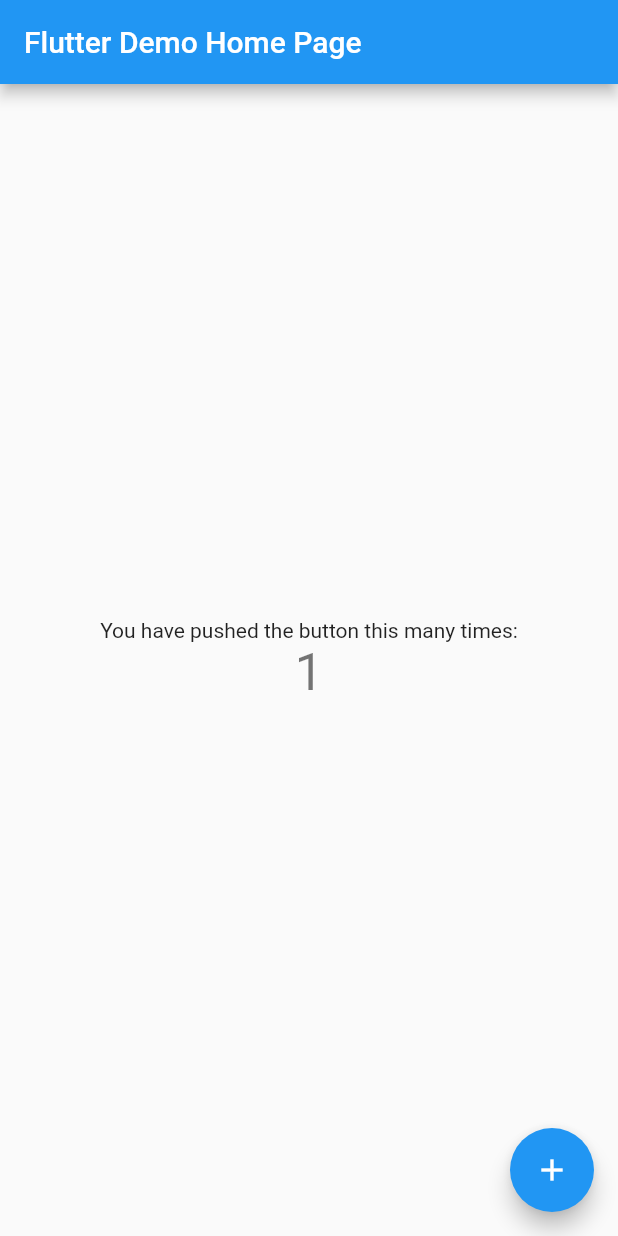
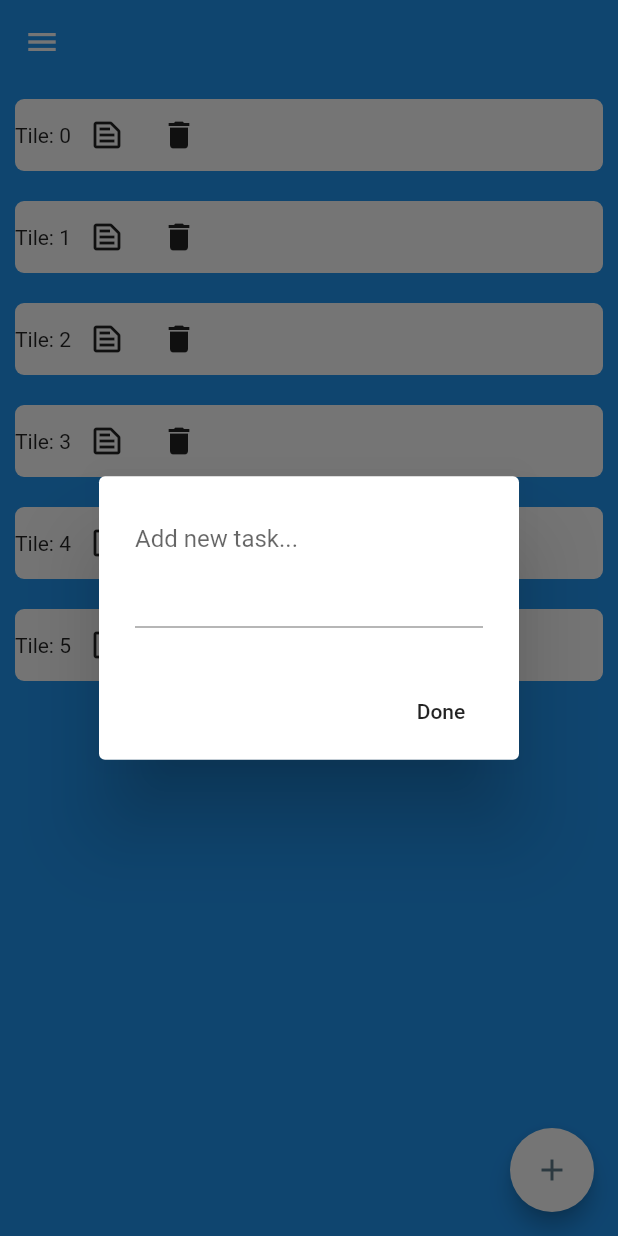
Before and after one commit to Zirenow/TileToDo, a Flutter app: the screen it shows after launch, after a tap on the "add" icon, on a phone screen of 412 x 824 dp. Run offline on Flutter 3.47's test engine with Material 2 defaults, Android fonts, the phone set to English and light mode, and no system bars.

Commit message:
initial commit

```diff
--- /dev/null
+++ b/lib/How to start this crap.txt
@@ -0,0 +1,7 @@
+
+How to start emulator:
+1. Choose mobile emulator in the first tab
+2. Wait until it shows in the first tab
+3. Click the green arrow
+4. Wait for Gradle
+5. Click the emulator power button
--- a/lib/app_drawer.dart
+++ b/lib/app_drawer.dart
@@ -0,0 +1,41 @@
+import 'package:flutter/material.dart';
+
+class AppDrawer extends StatelessWidget {
+  var mainColor=Colors.white;
+
+  @override
+  Widget build(BuildContext context) {
+    return Drawer(
+        child: Container(
+          color: Colors.blue,
+          child: Column(
+            children:
+            [
+              DrawerHeader(child:Center(
+                child: Text("TileToDo",style: TextStyle(
+                  fontSize: 50,
+                  color: mainColor
+                ),),
+              )),
+
+              ListTile(leading: Icon(Icons.text_snippet),
+                  title: Text("About the app"),
+                  textColor: mainColor,iconColor: mainColor,
+                  onTap:()=>Navigator.pushNamed(context, "/about")),
+
+              ListTile(leading: Icon(Icons.question_mark),
+                  title: Text("How to use"),
+                  textColor: mainColor,
+                  iconColor: mainColor,
+                  onTap: ()=>Navigator.pushNamed(context, "/how"),
+              ),
+
+              ListTile(leading: Icon(Icons.edit),
+                  title: Text("Settings"),
+                  textColor: mainColor,
+                  iconColor: mainColor)
+            ],
+      ),
+    ));
+  }
+}
--- a/lib/main.dart
+++ b/lib/main.dart
@@ -1,115 +1,79 @@
+import 'package:flutter/cupertino.dart';
 import 'package:flutter/material.dart';
 
+import 'task_tile.dart';
+import 'app_drawer.dart';
+
+import 'routes/about_route.dart';
+import 'routes/ht_use.dart';
+
 void main() {
-  runApp(const MyApp());
+  runApp(TileToDo());
 }
 
-class MyApp extends StatelessWidget {
-  const MyApp({Key? key}) : super(key: key);
-
-  // This widget is the root of your application.
+class TileToDo extends StatelessWidget {
   @override
   Widget build(BuildContext context) {
     return MaterialApp(
-      title: 'Flutter Demo',
-      theme: ThemeData(
-        // This is the theme of your application.
-        //
-        // Try running your application with "flutter run". You'll see the
-        // application has a blue toolbar. Then, without quitting the app, try
-        // changing the primarySwatch below to Colors.green and then invoke
-        // "hot reload" (press "r" in the console where you ran "flutter run",
-        // or simply save your changes to "hot reload" in a Flutter IDE).
-        // Notice that the counter didn't reset back to zero; the application
-        // is not restarted.
-        primarySwatch: Colors.blue,
-      ),
-      home: const MyHomePage(title: 'Flutter Demo Home Page'),
+        title: "TileToDo",
+        home: RootPage(),
+        routes:{
+          "/root":(context)=>RootPage(),
+          "/about":(context)=>AboutRoute(),
+          "/how":(context)=>HowToUseRoute()
+    });
+  }
+}
+
+class RootPage extends StatelessWidget {
+  @override
+  Widget build(BuildContext context) {
+    return Container(
+      decoration: BoxDecoration(
+         color:Colors.blue),
+      child: Scaffold(
+          backgroundColor: Colors.blue,
+          drawer: AppDrawer(),
+          appBar: AppBar(
+            backgroundColor: Colors.transparent,
+            elevation: 0,
+          ),
+          floatingActionButton: FloatingActionButton(
+            backgroundColor: Colors.white,
+            child: Icon(
+              Icons.add,
+              color: Colors.blueGrey,
+            ),
+            onPressed: () => showDialog(context: context, builder: (_) => dialogBox())
+          ),
+          body: Center(
+            child: ListView(
+              children: makeList(),
+            ),
+          )),
     );
   }
 }
-
-class MyHomePage extends StatefulWidget {
-  const MyHomePage({Key? key, required this.title}) : super(key: key);
-
-  // This widget is the home page of your application. It is stateful, meaning
-  // that it has a State object (defined below) that contains fields that affect
-  // how it looks.
-
-  // This class is the configuration for the state. It holds the values (in this
-  // case the title) provided by the parent (in this case the App widget) and
-  // used by the build method of the State. Fields in a Widget subclass are
-  // always marked "final".
-
-  final String title;
-
-  @override
-  State<MyHomePage> createState() => _MyHomePageState();
+Widget dialogBox(){
+  return AlertDialog(
+    content: TextField(
+      maxLines: 3,
+      decoration: InputDecoration(
+        hintText: "Add new task..."
+      ),
+    ),
+    actions: [
+      MaterialButton(
+        onPressed: ()=>{},
+        child: Text("Done"),
+      )
+    ],
+  );
 }
-
-class _MyHomePageState extends State<MyHomePage> {
-  int _counter = 0;
-
-  void _incrementCounter() {
-    setState(() {
-      // This call to setState tells the Flutter framework that something has
-      // changed in this State, which causes it to rerun the build method below
-      // so that the display can reflect the updated values. If we changed
-      // _counter without calling setState(), then the build method would not be
-      // called again, and so nothing would appear to happen.
-      _counter++;
-    });
+List<Widget> makeList(){
+  List<Widget> list = <Widget>[];
+  for (int i =0;i<=5;i++){
+    list.add(new TaskTile("Tile: $i"));
   }
-
-  @override
-  Widget build(BuildContext context) {
-    // This method is rerun every time setState is called, for instance as done
-    // by the _incrementCounter method above.
-    //
-    // The Flutter framework has been optimized to make rerunning build methods
-    // fast, so that you can just rebuild anything that needs updating rather
-    // than having to individually change instances of widgets.
-    return Scaffold(
-      appBar: AppBar(
-        // Here we take the value from the MyHomePage object that was created by
-        // the App.build method, and use it to set our appbar title.
-        title: Text(widget.title),
-      ),
-      body: Center(
-        // Center is a layout widget. It takes a single child and positions it
-        // in the middle of the parent.
-        child: Column(
-          // Column is also a layout widget. It takes a list of children and
-          // arranges them vertically. By default, it sizes itself to fit its
-          // children horizontally, and tries to be as tall as its parent.
-          //
-          // Invoke "debug painting" (press "p" in the console, choose the
-          // "Toggle Debug Paint" action from the Flutter Inspector in Android
-          // Studio, or the "Toggle Debug Paint" command in Visual Studio Code)
-          // to see the wireframe for each widget.
-          //
-          // Column has various properties to control how it sizes itself and
-          // how it positions its children. Here we use mainAxisAlignment to
-          // center the children vertically; the main axis here is the vertical
-          // axis because Columns are vertical (the cross axis would be
-          // horizontal).
-          mainAxisAlignment: MainAxisAlignment.center,
-          children: <Widget>[
-            const Text(
-              'You have pushed the button this many times:',
-            ),
-            Text(
-              '$_counter',
-              style: Theme.of(context).textTheme.headline4,
-            ),
-          ],
-        ),
-      ),
-      floatingActionButton: FloatingActionButton(
-        onPressed: _incrementCounter,
-        tooltip: 'Increment',
-        child: const Icon(Icons.add),
-      ), // This trailing comma makes auto-formatting nicer for build methods.
-    );
-  }
+  return list;
 }
--- a/lib/routes/about_route.dart
+++ b/lib/routes/about_route.dart
@@ -0,0 +1,14 @@
+import 'package:flutter/material.dart';
+import 'package:tile_to_do/app_drawer.dart';
+
+class AboutRoute extends StatelessWidget{
+  @override
+  Widget build(BuildContext context) {
+    return Scaffold(
+      appBar: AppBar(title:Text("About")),
+      body:Center(
+        child:Text("TileToDo is a very simple task managing app with open source code")
+      )
+    );
+  }
+}
--- a/lib/routes/ht_use.dart
+++ b/lib/routes/ht_use.dart
@@ -0,0 +1,14 @@
+import 'package:flutter/material.dart';
+import 'package:tile_to_do/app_drawer.dart';
+
+class HowToUseRoute extends StatelessWidget{
+  @override
+  Widget build(BuildContext context) {
+    return Scaffold(
+        appBar: AppBar(title:Text("How to use")),
+        body:Center(
+            child:Text("Add task with the big white button")
+        )
+    );
+  }
+}
--- a/lib/task_tile.dart
+++ b/lib/task_tile.dart
@@ -0,0 +1,28 @@
+import 'package:flutter/material.dart';
+
+class TaskTile extends StatelessWidget {
+  late String textContent;
+  TaskTile(String text){
+    textContent=text;
+  }
+  @override
+  Widget build(BuildContext context) {
+    return Padding(
+      padding: EdgeInsets.all(10),
+      child: Container(
+          //color: Colors.blue,
+          child: Row(
+            children: [
+              Text(textContent),
+              IconButton(
+                  onPressed: () => {}, icon: Icon(Icons.text_snippet_outlined)),
+              IconButton(onPressed: () => {}, icon: Icon(Icons.delete))
+            ],
+          ),
+          decoration: BoxDecoration(
+            color: Colors.white,
+            borderRadius: BorderRadius.circular(6),
+          )),
+    );
+  }
+}
```
